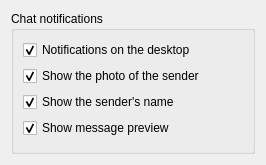
Before: the Qt Designer form zapzap/view/settings_notify.ui in rafatosta/zapzap, drawn with Qt 5.
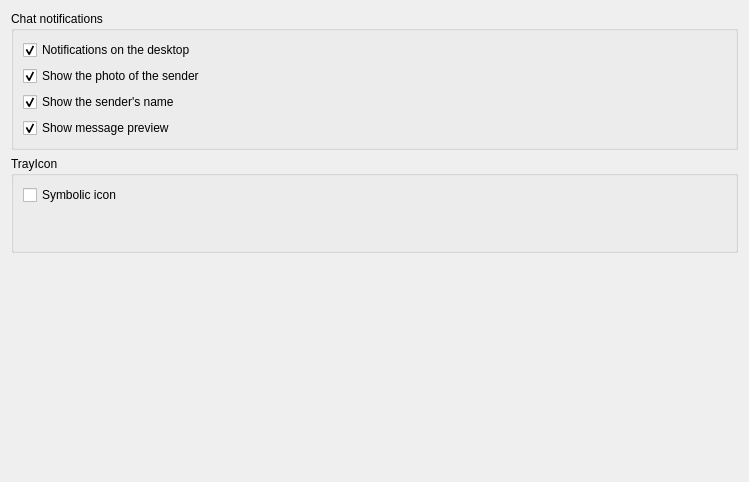
After: the same form once the commit is applied.

Commit message: Symbolic icon for tray

Diff of the .ui file:
```diff
--- a/zapzap/view/settings_notify.ui
+++ b/zapzap/view/settings_notify.ui
@@ -6,20 +6,20 @@
    <rect>
     <x>0</x>
     <y>0</y>
-    <width>266</width>
-    <height>165</height>
+    <width>749</width>
+    <height>482</height>
    </rect>
   </property>
   <property name="windowTitle">
    <string>Form</string>
   </property>
-  <layout class="QHBoxLayout" name="horizontalLayout">
+  <layout class="QVBoxLayout" name="verticalLayout_3">
    <item>
     <widget class="QGroupBox" name="groupBox_2">
      <property name="title">
       <string>Chat notifications</string>
      </property>
-     <layout class="QVBoxLayout" name="verticalLayout_2">
+     <layout class="QVBoxLayout" name="verticalLayout">
       <item>
        <widget class="QCheckBox" name="notify_desktop">
         <property name="text">
@@ -69,15 +69,31 @@
         </property>
        </widget>
       </item>
+     </layout>
+    </widget>
+   </item>
+   <item>
+    <widget class="QGroupBox" name="groupBox">
+     <property name="title">
+      <string>TrayIcon</string>
+     </property>
+     <layout class="QVBoxLayout" name="verticalLayout_2">
       <item>
-       <spacer name="verticalSpacer">
+       <widget class="QCheckBox" name="symbolic_icon">
+        <property name="text">
+         <string>Symbolic icon</string>
+        </property>
+       </widget>
+      </item>
+      <item>
+       <spacer name="verticalSpacer_2">
         <property name="orientation">
          <enum>Qt::Vertical</enum>
         </property>
         <property name="sizeHint" stdset="0">
          <size>
           <width>20</width>
-          <height>40</height>
+          <height>10</height>
          </size>
         </property>
        </spacer>
@@ -85,6 +101,19 @@
      </layout>
     </widget>
    </item>
+   <item>
+    <spacer name="verticalSpacer">
+     <property name="orientation">
+      <enum>Qt::Vertical</enum>
+     </property>
+     <property name="sizeHint" stdset="0">
+      <size>
+       <width>20</width>
+       <height>218</height>
+      </size>
+     </property>
+    </spacer>
+   </item>
   </layout>
  </widget>
  <resources/>
```
The commit also changes 3 other files.
